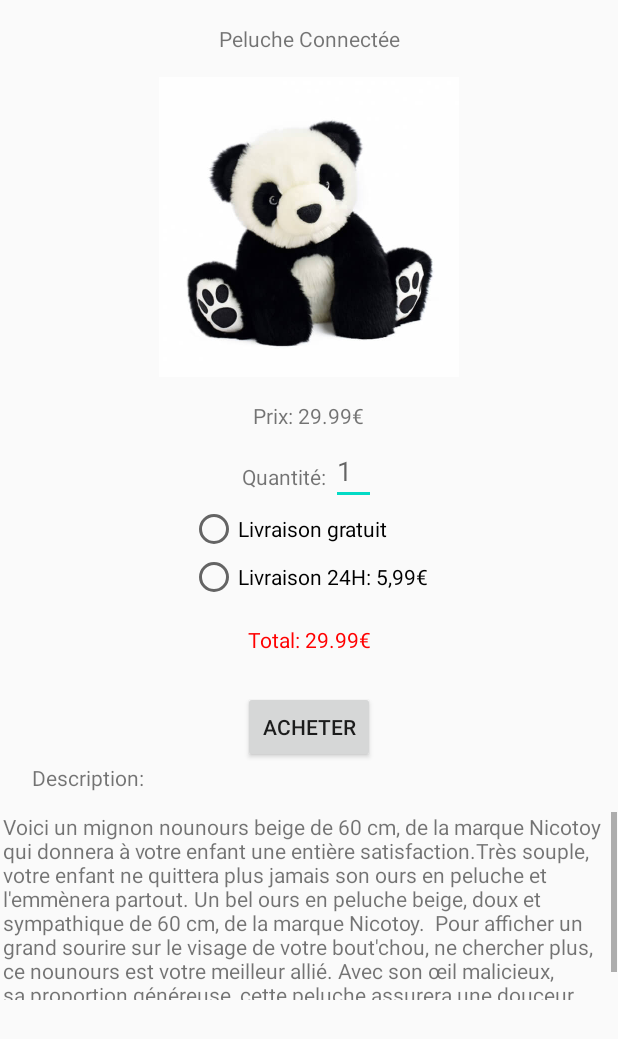
After one commit to wuyuyu/AndroidJava_peluche, an Android app: the BoutiqueActivity screen opened directly, with no data from a screen before it, on a phone screen of 412 x 824 dp. The commit adds this screen. Shown: the top 1039 px of the screen. Run offline under Robolectric (Android 15) with nearby library versions, the light colour scheme and no system bars.

```diff
--- a/androidJava_peluche/app/build.gradle
+++ b/androidJava_peluche/app/build.gradle
@@ -32,6 +32,7 @@ dependencies {
     implementation 'com.google.android.material:material:1.1.0'
     implementation 'androidx.annotation:annotation:1.1.0'
     implementation 'androidx.lifecycle:lifecycle-extensions:2.2.0'
+    implementation 'androidx.legacy:legacy-support-v4:1.0.0'
     testImplementation 'junit:junit:4.12'
     androidTestImplementation 'androidx.test.ext:junit:1.1.1'
     androidTestImplementation 'androidx.test.espresso:espresso-core:3.2.0'
--- /dev/null
+++ b/androidJava_peluche/app/src/main/java/com/yuyuan/androidjava_peluche/BoutiqueActivity.java
@@ -0,0 +1,74 @@
+package com.yuyuan.androidjava_peluche;
+
+import androidx.appcompat.app.AppCompatActivity;
+
+import android.os.Bundle;
+import android.util.Log;
+import android.widget.Button;
+import android.widget.EditText;
+import android.widget.RadioButton;
+import android.widget.RadioGroup;
+import android.widget.TextView;
+import android.widget.Toast;
+
+public class BoutiqueActivity extends AppCompatActivity {
+
+
+    //    private TextView prix = findViewById(R.id.textViewPrix);
+    private RadioButton livraison1;
+    private RadioButton livraison2;
+    private TextView prixTotal;
+    private Button acheter;
+    private RadioGroup radioGroupLivraison;
+
+
+
+    @Override
+    protected void onCreate(Bundle savedInstanceState) {
+        super.onCreate(savedInstanceState);
+        setContentView(R.layout.activity_boutique);
+
+        Log.i("boutique", "onCreate");
+
+        livraison1 = findViewById(R.id.radioButtonLivraison1);
+        livraison2 = findViewById(R.id.radioButtonLivraison2);
+        prixTotal = findViewById(R.id.textViewPrixTotal);
+        acheter = findViewById(R.id.buttonAcheter);
+        radioGroupLivraison = findViewById(R.id.radioGroupLivraison);
+        EditText quantite = findViewById(R.id.editTextQuantite);
+        String quantiteStr = quantite.getText().toString();
+
+        try {
+            int quantiteAchat = 1;
+            prixTotal.setText("Total: " + quantiteAchat *29.99 + "€");
+            Log.i("boutique", "setText quantiteAchat");
+            quantiteAchat = Integer.parseInt(quantite.getText().toString());
+
+            if (quantiteStr.isEmpty()) {
+                Toast.makeText(BoutiqueActivity.this, "Quantité vide", Toast.LENGTH_SHORT)
+                        .show();
+
+                return;
+            }
+
+
+
+            if (livraison1.isSelected()) {
+
+                Log.i("boutique", "livraison 1");
+
+                prixTotal.setText("Total: " + quantiteAchat * 29.99 + "€");
+            }
+            if (livraison2.isSelected()) {
+                prixTotal.setText("Total: " + quantiteAchat * 35.98 + "€");
+                Log.i("boutique", "livraison 2");
+            }
+
+        } catch (NumberFormatException nfe) {
+            nfe.printStackTrace();
+        }
+
+    }
+
+
+}
--- a/androidJava_peluche/app/src/main/java/com/yuyuan/androidjava_peluche/ui/login/LoginActivity.java
+++ b/androidJava_peluche/app/src/main/java/com/yuyuan/androidjava_peluche/ui/login/LoginActivity.java
@@ -22,6 +22,7 @@ import android.widget.ProgressBar;
 import android.widget.TextView;
 import android.widget.Toast;
 
+import com.google.firebase.auth.FirebaseAuth;
 import com.yuyuan.androidjava_peluche.R;
 import com.yuyuan.androidjava_peluche.ui.login.LoginViewModel;
 import com.yuyuan.androidjava_peluche.ui.login.LoginViewModelFactory;
--- /dev/null
+++ b/androidJava_peluche/app/src/main/res/layout/activity_boutique.xml
@@ -0,0 +1,147 @@
+<?xml version="1.0" encoding="utf-8"?>
+<androidx.constraintlayout.widget.ConstraintLayout xmlns:android="http://schemas.android.com/apk/res/android"
+    xmlns:app="http://schemas.android.com/apk/res-auto"
+    xmlns:tools="http://schemas.android.com/tools"
+    android:layout_width="match_parent"
+    android:layout_height="match_parent"
+    tools:context=".BoutiqueActivity">
+
+    <ImageView
+        android:id="@+id/imageView"
+        android:layout_width="200dp"
+        android:layout_height="200dp"
+        android:layout_marginTop="16dp"
+        app:layout_constraintEnd_toEndOf="parent"
+        app:layout_constraintStart_toStartOf="parent"
+        app:layout_constraintTop_toBottomOf="@+id/textView"
+        app:srcCompat="@drawable/panda" />
+
+    <TextView
+        android:id="@+id/textView"
+        android:layout_width="wrap_content"
+        android:layout_height="wrap_content"
+        android:layout_marginTop="16dp"
+        android:text="Peluche Connectée"
+        app:layout_constraintEnd_toEndOf="parent"
+        app:layout_constraintStart_toStartOf="parent"
+        app:layout_constraintTop_toTopOf="parent" />
+
+    <TextView
+        android:id="@+id/textViewPrix"
+        android:layout_width="wrap_content"
+        android:layout_height="wrap_content"
+        android:layout_marginTop="16dp"
+        android:text="Prix: 29.99€"
+        app:layout_constraintBottom_toTopOf="@+id/editTextQuantite"
+        app:layout_constraintEnd_toEndOf="@+id/imageView"
+        app:layout_constraintHorizontal_bias="0.495"
+        app:layout_constraintStart_toStartOf="@+id/imageView"
+        app:layout_constraintTop_toBottomOf="@+id/imageView"
+        app:layout_constraintVertical_bias="0.0" />
+
+    <EditText
+        android:id="@+id/editTextQuantite"
+        android:layout_width="30dp"
+        android:layout_height="wrap_content"
+        android:ems="10"
+        android:hint="1"
+        android:inputType="number"
+        app:layout_constraintBottom_toTopOf="@+id/radioGroupLivraison"
+        app:layout_constraintEnd_toEndOf="@+id/textViewPrix"
+        app:layout_constraintHorizontal_bias="0.5"
+        app:layout_constraintStart_toEndOf="@+id/textViewQuantite" />
+
+    <TextView
+        android:id="@+id/textViewQuantite"
+        android:layout_width="wrap_content"
+        android:layout_height="wrap_content"
+        android:layout_marginTop="21dp"
+        android:text="Quantité: "
+        app:layout_constraintEnd_toStartOf="@+id/editTextQuantite"
+        app:layout_constraintHorizontal_bias="0.5"
+        app:layout_constraintStart_toStartOf="@+id/textViewPrix"
+        app:layout_constraintTop_toBottomOf="@+id/textViewPrix" />
+
+    <RadioGroup
+        android:id="@+id/radioGroupLivraison"
+        android:layout_width="wrap_content"
+        android:layout_height="wrap_content"
+        android:layout_marginTop="50dp"
+        app:layout_constraintEnd_toEndOf="@+id/textViewPrix"
+        app:layout_constraintStart_toStartOf="@+id/textViewPrix"
+        app:layout_constraintTop_toBottomOf="@+id/textViewPrix">
+
+        <RadioButton
+            android:id="@+id/radioButtonLivraison1"
+            android:layout_width="match_parent"
+            android:layout_height="wrap_content"
+            android:text="Livraison gratuit" />
+
+        <RadioButton
+            android:id="@+id/radioButtonLivraison2"
+            android:layout_width="match_parent"
+            android:layout_height="wrap_content"
+            android:text="Livraison 24H: 5,99€" />
+
+    </RadioGroup>
+
+    <Button
+        android:id="@+id/buttonAcheter"
+        android:layout_width="wrap_content"
+        android:layout_height="wrap_content"
+        android:layout_marginTop="60dp"
+        android:text="Acheter"
+        app:layout_constraintEnd_toEndOf="@+id/imageView"
+        app:layout_constraintStart_toStartOf="@+id/imageView"
+        app:layout_constraintTop_toBottomOf="@+id/radioGroupLivraison" />
+
+    <TextView
+        android:id="@+id/textViewPrixTotal"
+        android:layout_width="wrap_content"
+        android:layout_height="wrap_content"
+        android:layout_marginTop="16dp"
+        android:text="Total :"
+        android:textColor="#ff0000"
+        app:layout_constraintEnd_toEndOf="@+id/radioGroupLivraison"
+        app:layout_constraintStart_toStartOf="@+id/radioGroupLivraison"
+        app:layout_constraintTop_toBottomOf="@+id/radioGroupLivraison" />
+
+    <TextView
+        android:id="@+id/description"
+        android:layout_width="wrap_content"
+        android:layout_height="wrap_content"
+        android:layout_marginStart="8dp"
+        android:layout_marginLeft="8dp"
+        android:text="Description:"
+        app:layout_constraintEnd_toEndOf="parent"
+        app:layout_constraintHorizontal_bias="0.04"
+        app:layout_constraintStart_toStartOf="parent"
+        app:layout_constraintTop_toBottomOf="@+id/buttonAcheter" />
+
+    <ScrollView
+        android:layout_width="409dp"
+        android:layout_height="125dp"
+        android:layout_marginStart="16dp"
+        android:layout_marginLeft="16dp"
+        android:layout_marginTop="13dp"
+        android:layout_marginEnd="16dp"
+        android:layout_marginRight="16dp"
+        app:layout_constraintEnd_toEndOf="parent"
+        app:layout_constraintHorizontal_bias="0.49"
+        app:layout_constraintStart_toStartOf="parent"
+        app:layout_constraintTop_toBottomOf="@+id/description">
+
+        <LinearLayout
+            android:layout_width="match_parent"
+            android:layout_height="wrap_content"
+            android:orientation="vertical">
+
+            <TextView
+                android:id="@+id/textView8"
+                android:layout_width="match_parent"
+                android:layout_height="wrap_content"
+                android:text="Voici un mignon nounours beige de 60 cm, de la marque Nicotoy qui donnera à votre enfant une entière satisfaction.Très souple, votre enfant ne quittera plus jamais son ours en peluche et l'emmènera partout. Un bel ours en peluche beige, doux et sympathique de 60 cm, de la marque Nicotoy.  Pour afficher un grand sourire sur le visage de votre bout'chou, ne chercher plus, ce nounours est votre meilleur allié. Avec son œil malicieux, sa proportion généreuse, cette peluche assurera une douceur maximum lors des câlins." />
+        </LinearLayout>
+    </ScrollView>
+
+</androidx.constraintlayout.widget.ConstraintLayout>
--- a/androidJava_peluche/app/src/main/res/values/strings.xml
+++ b/androidJava_peluche/app/src/main/res/values/strings.xml
@@ -101,4 +101,7 @@
     </string>
     <string name="action_settings">Settings</string>
     <string name="title_activity_maps">Map</string>
+
+    <!-- TODO: Remove or change this placeholder text -->
+    <string name="hello_blank_fragment">Hello blank fragment</string>
 </resources>
```
Also changed, not shown: androidJava_peluche/app/src/main/AndroidManifest.xml (+3 -6 lines), androidJava_peluche/app/src/main/java/com/yuyuan/androidjava_peluche/AproposActivity.java (added, +14 -0 lines), androidJava_peluche/app/src/main/java/com/yuyuan/androidjava_peluche/ContactScrollingActivity.java (+1 -28 lines), androidJava_peluche/app/src/main/java/com/yuyuan/androidjava_peluche/MainActivity.java (+28 -4 lines), androidJava_peluche/app/src/main/java/com/yuyuan/androidjava_peluche/MapFragment.java (added, +48 -0 lines), androidJava_peluche/app/src/main/java/com/yuyuan/androidjava_peluche/MapsActivity.java (deleted, +0 -48 lines), androidJava_peluche/app/src/main/res/layout/activity_apropos.xml (added, +7 -0 lines), androidJava_peluche/app/src/main/res/layout/activity_maps.xml (deleted, +0 -9 lines), androidJava_peluche/app/src/main/res/layout/content_contact_scrolling.xml (+8 -11 lines), androidJava_peluche/app/src/main/res/layout/fragment_map.xml (added, +12 -0 lines).
